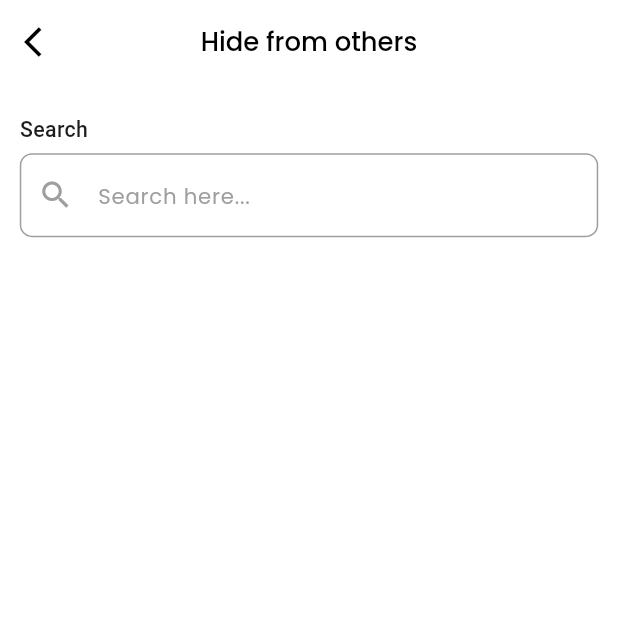
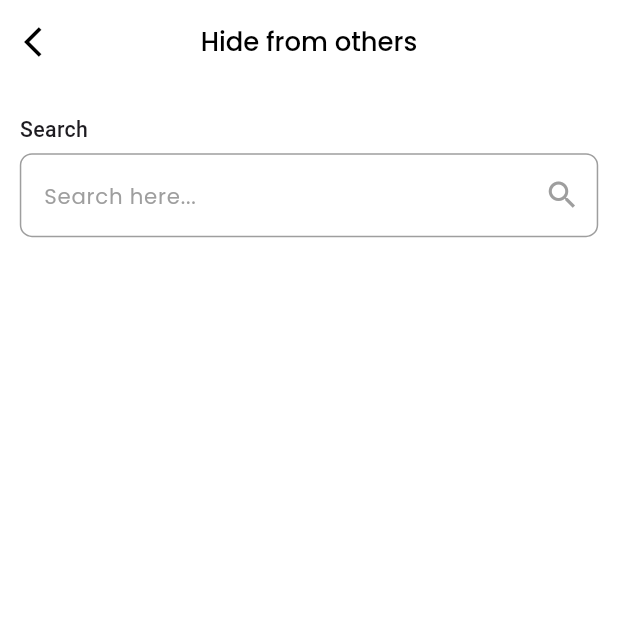
Before and after one commit to ModernChimsy/Scout, a Flutter app: the HideEventPage screen opened directly, on a phone screen of 412 x 824 dp, the top half of it. Run offline on Flutter 3.47's test engine with Material 3 defaults, Android fonts, the phone set to English and light mode, and no system bars; our stand-ins replace cached_network_image, dotted_border, firebase_auth, firebase_core, flutter_html, flutter_screenutil and 19 more; missing offline and left inert: flutter_location_search; accounts and stored records are empty; network calls fail; project files that could hold a hidden picture were left out.

Commit message:
🧩 Ticket: Update search icon to match designs
- added custom icons for the paswords
- moved prefix icon to trailing icon on the search custom input

```diff
--- a/lib/common widget/custom_delete_widget.dart
+++ b/lib/common widget/custom_delete_widget.dart
@@ -42,7 +42,7 @@ class CustomDeleteWidget {
                   SizedBox(height: 20),
                   CustomTextField(
                     controller: controller,
-                    prefixIcon: Icons.lock_outline,
+                    trailingIcon: Icons.lock_outline,
                     hintText: 'Password'.tr,
                     showObscure: true,
                   ),
--- a/lib/common widget/custom_text_filed.dart
+++ b/lib/common widget/custom_text_filed.dart
@@ -2,13 +2,14 @@ import 'package:flutter/material.dart';
 import 'package:flutter_screenutil/flutter_screenutil.dart';
 import 'package:get/get.dart';
 import 'package:google_fonts/google_fonts.dart';
+import 'package:flutter_svg/flutter_svg.dart';
 import 'package:restaurent_discount_app/uitilies/app_colors.dart';
 
 class CustomTextField extends StatefulWidget {
   final String hintText;
   final bool showObscure;
   final bool? readOnly;
-  final IconData? prefixIcon;
+  final IconData? trailingIcon;
   final String? image;
   final TextInputType? keyboardType;
   final TextEditingController? controller;
@@ -28,7 +29,7 @@ class CustomTextField extends StatefulWidget {
     required this.showObscure,
     this.keyboardType,
     this.controller,
-    this.prefixIcon,
+    this.trailingIcon,
     this.fillColor,
     this.borderColor,
     this.maxLines,
@@ -52,16 +53,35 @@ class _CustomTextFieldState extends State<CustomTextField> {
   @override
   Widget build(BuildContext context) {
     Widget? customSuffixIcon;
+    Widget? finalSuffixIcon;
+    Widget? finalTrailingIcon;
 
     if (widget.showObscure) {
+      final String assetPath = _obscureText ? 'assets/icon/eye_closed.svg' : 'assets/icon/eye_open.svg';
+
       customSuffixIcon = IconButton(
-        icon: Icon(_obscureText ? Icons.visibility_off : Icons.visibility, color: Colors.grey),
+        icon: SvgPicture.asset(assetPath, colorFilter: const ColorFilter.mode(Colors.grey, BlendMode.srcIn), width: 24.w, height: 24.h),
         onPressed: () {
           setState(() {
             _obscureText = !_obscureText;
           });
         },
       );
+    }
+
+    if (widget.showObscure) {
+      finalSuffixIcon = customSuffixIcon;
+      finalTrailingIcon = null;
+    } else {
+      if (widget.trailingIcon != null) {
+        finalSuffixIcon = Icon(widget.trailingIcon, color: widget.iconColor ?? Colors.grey);
+      } else if (widget.image != null) {
+        finalSuffixIcon = Padding(
+          padding: EdgeInsets.all(10.sp),
+          child: Image.asset(widget.image!, width: 24.w, color: widget.iconColor, height: 24.h),
+        );
+      }
+      finalTrailingIcon = null;
     }
 
     return Container(
@@ -91,15 +111,8 @@ class _CustomTextFieldState extends State<CustomTextField> {
             borderRadius: BorderRadius.circular(8.sp),
             borderSide: BorderSide(color: widget.borderColor ?? AppColors.mainColor, width: 1),
           ),
-          prefixIcon: (widget.prefixIcon != null && !widget.showObscure)
-              ? Icon(widget.prefixIcon, color: widget.iconColor ?? Colors.grey)
-              : (widget.image != null && !widget.showObscure)
-              ? Padding(
-                  padding: EdgeInsets.all(10.sp),
-                  child: Image.asset(widget.image!, width: 24.w, color: widget.iconColor, height: 24.h),
-                )
-              : null,
-          suffixIcon: customSuffixIcon,
+          prefixIcon: finalTrailingIcon,
+          suffixIcon: finalSuffixIcon,
           hintText: widget.hintText,
           hintStyle: GoogleFonts.poppins(fontSize: 14.h, color: widget.hintTextColo ?? Colors.grey),
         ),
--- a/lib/view/create_event/hide_from_another_view.dart
+++ b/lib/view/create_event/hide_from_another_view.dart
@@ -137,7 +137,7 @@ class _HideEventPageState extends State<HideEventPage> {
               borderColor: Colors.grey,
               hintText: "Search here...",
               showObscure: false,
-              prefixIcon: Icons.search,
+              trailingIcon: Icons.search,
               onChanged: _filterUserList,
               onSubmitted: (_) => _saveAndExit(),
             ),
--- a/lib/view/create_event/tags_view.dart
+++ b/lib/view/create_event/tags_view.dart
@@ -133,7 +133,7 @@ class _TagsViewState extends State<TagsView> {
                 borderColor: Colors.grey,
                 hintText: "Search here.....",
                 showObscure: false,
-                prefixIcon: Icons.search,
+                trailingIcon: Icons.search,
                 // onSubmitted: (_) => _saveTagsAndExit(), // TODO: add search logic here
               ),
               SizedBox(height: 20.h),
--- a/lib/view/profile_view/settings_view/invite_user_view.dart
+++ b/lib/view/profile_view/settings_view/invite_user_view.dart
@@ -102,7 +102,7 @@ class _InviteUserViewState extends State<InviteUserView> {
               borderColor: Colors.grey,
               hintText: "Search here...",
               showObscure: false,
-              prefixIcon: Icons.search,
+              trailingIcon: Icons.search,
               controller: searchController,
               onChanged: _filterUserList,
             ),
--- a/lib/view/profile_view/settings_view/my_interest_view.dart
+++ b/lib/view/profile_view/settings_view/my_interest_view.dart
@@ -97,7 +97,7 @@ class _MyInterestViewState extends State<MyInterestView> {
                 borderColor: Colors.grey,
                 hintText: "Search here.....",
                 showObscure: false,
-                prefixIcon: Icons.search,
+                trailingIcon: Icons.search,
               ),
 
               SizedBox(height: 20.h),
--- a/lib/view/search_view/search_view.dart
+++ b/lib/view/search_view/search_view.dart
@@ -69,7 +69,7 @@ class _EventCategoryScreenState extends State<EventCategoryScreen> {
               SizedBox(height: 10),
               CustomTextField(
                 controller: _searchC,
-                prefixIcon: Icons.search,
+                trailingIcon: Icons.search,
                 fillColor: Colors.transparent,
                 borderColor: Colors.grey,
                 hintText: "Search for friends or events",
--- a/lib/view/search_view/widget/categories_filter_page.dart
+++ b/lib/view/search_view/widget/categories_filter_page.dart
@@ -150,7 +150,7 @@ class _CategoriesFilterPageState extends State<CategoriesFilterPage> {
 
               CustomTextField(
                 controller: _searchController,
-                prefixIcon: Icons.search,
+                trailingIcon: Icons.search,
                 fillColor: isDarkMode ? Color(0xFF222222) : Colors.grey.shade100,
                 borderColor: Colors.transparent,
                 hintText: "Search",
```
Also changed, not shown: lib/view/auth_view/share_interest_view.dart (+4 -6 lines), assets/icon/eye_closed.svg (added), assets/icon/eye_open.svg (added), assets/images/logo.png.
